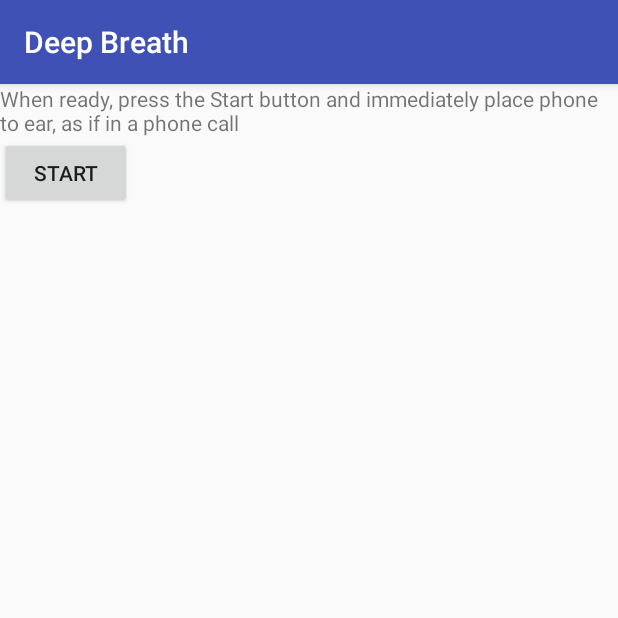
After one commit to DeepUbi/deepbreath-android, an Android app: the StartActivity screen opened directly, with no data from a screen before it, on a phone screen of 412 x 824 dp, the top half of it. The commit adds this screen. Run offline under Robolectric (Android 15) with nearby library versions, the phone set to English and light mode, and no system bars.

Commit message:
add start and finish activities

```diff
--- a/DeepBreath/app/src/main/java/edu/gatech/ubicomp/deepbreath/Config.java
+++ b/DeepBreath/app/src/main/java/edu/gatech/ubicomp/deepbreath/Config.java
@@ -6,4 +6,5 @@ public class Config {
     public static final String RECORD_FOLDER = "DeepBreath";
     public static final int AUDIO_CHUNK_LENGTH = 2000;
     public static final boolean SST_DELETE_TMP = true;
+    public static final int INSTRUCTIONS_DELAY = 2000;
 }
--- a/DeepBreath/app/src/main/java/edu/gatech/ubicomp/deepbreath/ResearcherActivity.java
+++ b/DeepBreath/app/src/main/java/edu/gatech/ubicomp/deepbreath/ResearcherActivity.java
@@ -71,7 +71,7 @@ public class ResearcherActivity extends AppCompatActivity {
         participantData.put("age", participantAge);
         String participantPrefix = participantNumber + "_t_" + System.currentTimeMillis();
         createInfoFile(participantPrefix, participantData);
-        Intent activityIntent = new Intent(ResearcherActivity.this, MainActivity.class);
+        Intent activityIntent = new Intent(ResearcherActivity.this, StartActivity.class);
         Bundle extras = new Bundle();
         extras.putString("prefix", participantPrefix);
         activityIntent.putExtras(extras);
--- /dev/null
+++ b/DeepBreath/app/src/main/java/edu/gatech/ubicomp/deepbreath/StartActivity.java
@@ -0,0 +1,43 @@
+package edu.gatech.ubicomp.deepbreath;
+
+import android.content.Intent;
+import android.support.v7.app.AppCompatActivity;
+import android.os.Bundle;
+import android.util.Log;
+import android.view.View;
+import android.widget.Button;
+import android.widget.Toast;
+
+public class StartActivity extends AppCompatActivity {
+
+    private String participantPrefix;
+    private Button participantStartButton;
+
+    @Override
+    protected void onCreate(Bundle savedInstanceState) {
+        super.onCreate(savedInstanceState);
+        setContentView(R.layout.activity_start);
+        participantPrefix = getIntent().getStringExtra("prefix");
+        participantStartButton = (Button) findViewById(R.id.participantStartButton);
+        participantStartButton.setOnClickListener(new View.OnClickListener() {
+            @Override
+            public void onClick(View view) {
+                launchExperiment();
+            }
+        });
+    }
+
+    private void launchExperiment() {
+        if (participantPrefix == null || participantPrefix.equals("")) {
+            Log.v("launchExperiment", "participantPrefix is not valid");
+            Toast.makeText(this, "participantPrefix is not valid", Toast.LENGTH_SHORT).show();
+            return;
+        }
+        Intent activityIntent = new Intent(StartActivity.this, MainActivity.class);
+        Bundle extras = new Bundle();
+        extras.putString("prefix", participantPrefix);
+        activityIntent.putExtras(extras);
+        startActivity(activityIntent);
+        finish();
+    }
+}
--- a/DeepBreath/app/src/main/res/layout/activity_researcher.xml
+++ b/DeepBreath/app/src/main/res/layout/activity_researcher.xml
@@ -4,7 +4,7 @@
         xmlns:tools="http://schemas.android.com/tools"
         android:layout_width="match_parent"
         android:layout_height="match_parent"
-        tools:context="edu.gatech.ubicomp.deepbreath.MainActivity">
+        tools:context="edu.gatech.ubicomp.deepbreath.ResearcherActivity">
     <LinearLayout android:layout_width="match_parent"
                   android:layout_height="match_parent"
                   android:orientation="vertical">
--- /dev/null
+++ b/DeepBreath/app/src/main/res/layout/activity_start.xml
@@ -0,0 +1,19 @@
+<?xml version="1.0" encoding="utf-8"?>
+<RelativeLayout
+        xmlns:android="http://schemas.android.com/apk/res/android"
+        xmlns:tools="http://schemas.android.com/tools"
+        android:layout_width="match_parent"
+        android:layout_height="match_parent"
+        tools:context="edu.gatech.ubicomp.deepbreath.StartActivity">
+    <LinearLayout android:layout_width="match_parent"
+                  android:layout_height="match_parent"
+                  android:orientation="vertical">
+        <TextView android:layout_width="wrap_content"
+                  android:layout_height="wrap_content"
+                  android:text="@string/start_instructions"/>
+        <Button android:layout_width="wrap_content"
+                android:layout_height="wrap_content"
+                android:text="Start"
+                android:id="@+id/participantStartButton"/>
+    </LinearLayout>
+</RelativeLayout>
--- a/DeepBreath/app/src/main/res/values/strings.xml
+++ b/DeepBreath/app/src/main/res/values/strings.xml
@@ -4,4 +4,7 @@
         <item>Male</item>
         <item>Female</item>
     </string-array>
+    <string name="start_instructions">When ready, press the Start button and immediately place phone to ear, as if in a
+        phone call
+    </string>
 </resources>
```
Also changed, not shown: DeepBreath/app/src/main/AndroidManifest.xml (+6 -1 lines), DeepBreath/app/src/main/java/edu/gatech/ubicomp/deepbreath/FinishActivity.java (added, +58 -0 lines), DeepBreath/app/src/main/java/edu/gatech/ubicomp/deepbreath/MainActivity.java (+106 -6 lines), DeepBreath/app/src/main/res/layout/activity_finish.xml (added, +27 -0 lines), 2 other files.
